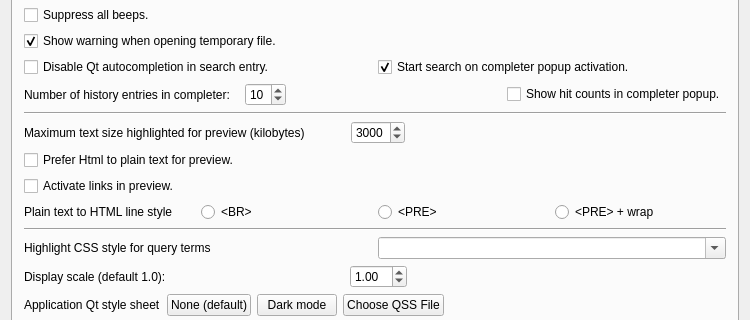
Qt form src/qtgui/uiprefs.ui (alberti42/recoll-macos) before a commit; both pictures show x 0 to 750 and y 305 to 625 of the 750 by 750 pixel window.
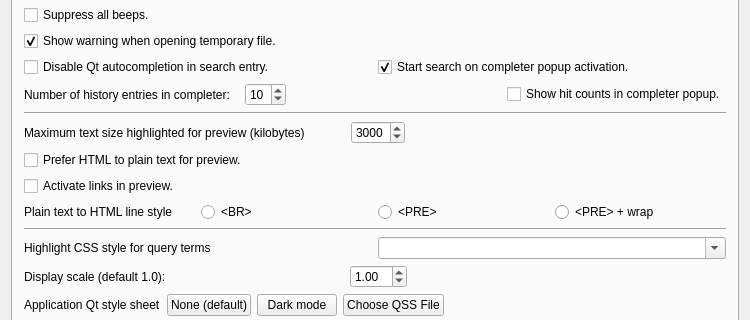
The same form after that commit.

Commit message: GUI messages: typos and style fixes as suggested by Michael

The edit to the form file:
```diff
--- a/src/qtgui/uiprefs.ui
+++ b/src/qtgui/uiprefs.ui
@@ -507,7 +507,7 @@
        <item>
         <widget class="QCheckBox" name="previewHtmlCB">
          <property name="text">
-          <string>Prefer Html to plain text for preview.</string>
+          <string>Prefer HTML to plain text for preview.</string>
          </property>
          <property name="checked">
           <bool>false</bool>
```
The commit also changes 6 other files.
